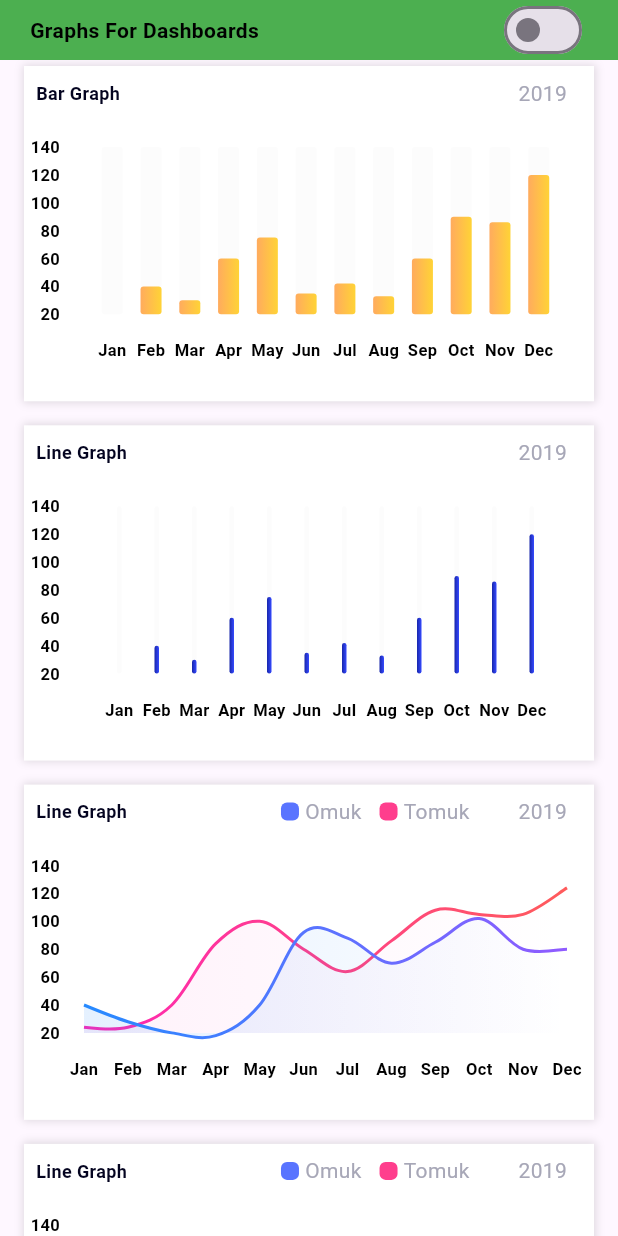
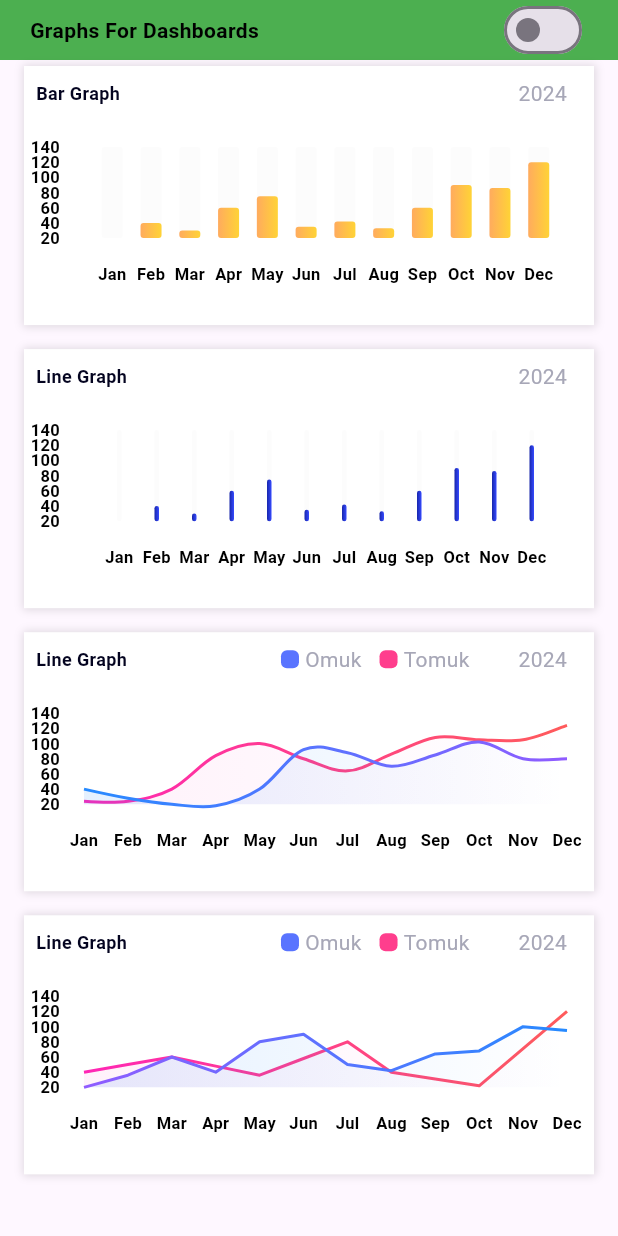
Before and after one commit to Anshu-Parmar/ui-challenge, a Flutter app: the screen it shows after launch, on a phone screen of 412 x 824 dp. Run offline on Flutter 3.47's test engine with Material 3 defaults, Android fonts, the phone set to English and light mode, and no system bars; drawn by our look-alikes of fl_chart; our stand-ins replace curved_navigation_bar, equatable, google_fonts; missing offline and left inert: encrypt.

Commit message:
seventh ui changes in data and year, eighth ui developed but logic not working

```diff
--- a/lib/main.dart
+++ b/lib/main.dart
@@ -1,6 +1,8 @@
+import 'package:flutter/gestures.dart';
 import 'package:flutter/material.dart';
 import 'package:provider/provider.dart';
 import 'package:uichallenge/seventh/common/theme/theme.dart';
+import 'package:flutter/foundation.dart' as foundation;
 // import 'package:uichallenge/first/first_ui.dart';
 // import 'package:uichallenge/second/second_ui.dart';
 // import 'package:uichallenge/third/third_ui.dart';
@@ -8,6 +10,7 @@
 // import 'package:uichallenge/fifth/fifth_ui.dart';
 // import 'package:uichallenge/sixth/sixth_ui.dart';
 import 'package:uichallenge/seventh/seventh_ui.dart';
+// import 'package:uichallenge/eighth/eighth_ui.dart';
 
 void main() {
   //REQUIRED FOR SEVENTH UI
@@ -55,7 +58,7 @@
   //   return MaterialApp(
   //     title: 'Flutter Demo',
   //     debugShowCheckedModeBanner: false,
-  //     scrollBehavior: kIsWeb ? const MaterialScrollBehavior().copyWith(
+  //     scrollBehavior: foundation.kIsWeb ? const MaterialScrollBehavior().copyWith(
   //       dragDevices: {
   //         PointerDeviceKind.mouse,
   //         PointerDeviceKind.touch,
@@ -74,6 +77,7 @@
   //     // home: const FourthUi(),
   //     // home: const FifthUi(),
   //     // home: const SixthUi(),
+  //     // home: const EighthUi(),
   //   );
   // }
 }
--- a/lib/second/widget/heading_section.dart
+++ b/lib/second/widget/heading_section.dart
@@ -18,7 +18,7 @@
               mainAxisAlignment: MainAxisAlignment.spaceBetween,
               children: [
                 Text(
-                  'Hi Nevil',
+                  'Hi Anshu',
                   style: TextStyle(
                     color: Color(0xFF7B7B7B),
                     fontSize: 18,
--- a/lib/seventh/common/widget/line_chart1.dart
+++ b/lib/seventh/common/widget/line_chart1.dart
@@ -96,31 +96,80 @@
                           reservedSize: 40,
                           showTitles: true,
                           getTitlesWidget: (double value, TitleMeta meta) {
+
                             switch (value.toInt()) {
                               case 0:
+                                if(double.parse(meta.formattedValue).round() == 0) {
                                   return ShowTextWidget(text: 'Jan', meta: meta, isDark: themeModel.isDark(), fontWeight: FontWeight.bold);
+                                } else {
+                                  return const SizedBox();
+                                }
                               case 1:
+                                if(double.parse(meta.formattedValue).round() == 1) {
                                   return ShowTextWidget(text: 'Feb', meta: meta, isDark: themeModel.isDark(), fontWeight: FontWeight.bold);
+                                } else {
+                                  return const SizedBox();
+                                }
                               case 2:
+                                if(double.parse(meta.formattedValue).round() == 2) {
                                   return ShowTextWidget(text: 'Mar', meta: meta, isDark: themeModel.isDark(), fontWeight: FontWeight.bold);
+                                } else {
+                                  return const SizedBox();
+                                }
                               case 3:
+                                if(double.parse(meta.formattedValue).round() == 3) {
                                   return ShowTextWidget(text: 'Apr', meta: meta, isDark: themeModel.isDark(), fontWeight: FontWeight.bold);
+                                } else {
+                                  return const SizedBox();
+                                }
                               case 4:
+                                if(double.parse(meta.formattedValue).round() == 4) {
                                   return ShowTextWidget(text: 'May', meta: meta, isDark: themeModel.isDark(), fontWeight: FontWeight.bold);
+                                } else {
+                                  return const SizedBox();
+                                }
                               case 5:
+                                if(double.parse(meta.formattedValue).round() == 5) {
                                   return ShowTextWidget(text: 'Jun', meta: meta, isDark: themeModel.isDark(), fontWeight: FontWeight.bold);
+                                } else {
+                                  return const SizedBox();
+                                }
                               case 6:
+                                if(double.parse(meta.formattedValue).round() == 6) {
                                   return ShowTextWidget(text: 'Jul', meta: meta, isDark: themeModel.isDark(), fontWeight: FontWeight.bold);
+                                } else {
+                                  return const SizedBox();
+                                }
                               case 7:
+                                if(double.parse(meta.formattedValue).round() == 7) {
                                   return ShowTextWidget(text: 'Aug', meta: meta, isDark: themeModel.isDark(), fontWeight: FontWeight.bold);
+                                } else {
+                                  return const SizedBox();
+                                }
                               case 8:
+                                if(double.parse(meta.formattedValue).round() == 8) {
                                   return ShowTextWidget(text: 'Sep', meta: meta, isDark: themeModel.isDark(), fontWeight: FontWeight.bold);
+                                } else {
+                                  return const SizedBox();
+                                }
                               case 9:
+                                if(double.parse(meta.formattedValue).round() == 9) {
                                   return ShowTextWidget(text: 'Oct', meta: meta, isDark: themeModel.isDark(), fontWeight: FontWeight.bold);
+                                } else {
+                                  return const SizedBox();
+                                }
                               case 10:
+                                if(double.parse(meta.formattedValue).round() == 10) {
                                   return ShowTextWidget(text: 'Nov', meta: meta, isDark: themeModel.isDark(), fontWeight: FontWeight.bold);
+                                } else {
+                                  return const SizedBox();
+                                }
                               case 11:
+                                if(double.parse(meta.formattedValue).round() == 11) {
                                   return ShowTextWidget(text: 'Dec', meta: meta, isDark: themeModel.isDark(), fontWeight: FontWeight.bold);
+                                } else {
+                                  return const SizedBox();
+                                }
                               default:
                                 throw StateError('Not supported');
                             }
--- a/lib/seventh/common/widget/line_chart2.dart
+++ b/lib/seventh/common/widget/line_chart2.dart
@@ -96,29 +96,77 @@
                           getTitlesWidget: (double value, TitleMeta meta) {
                             switch (value.toInt()) {
                               case 0:
+                                if(double.parse(meta.formattedValue).round() == 0) {
                                   return ShowTextWidget(text: 'Jan', meta: meta, isDark: themeModel.isDark(), fontWeight: FontWeight.bold);
+                                } else {
+                                  return const SizedBox();
+                                }
                               case 1:
+                                if(double.parse(meta.formattedValue).round() == 1) {
                                   return ShowTextWidget(text: 'Feb', meta: meta, isDark: themeModel.isDark(), fontWeight: FontWeight.bold);
+                                } else {
+                                  return const SizedBox();
+                                }
                               case 2:
+                                if(double.parse(meta.formattedValue).round() == 2) {
                                   return ShowTextWidget(text: 'Mar', meta: meta, isDark: themeModel.isDark(), fontWeight: FontWeight.bold);
+                                } else {
+                                  return const SizedBox();
+                                }
                               case 3:
+                                if(double.parse(meta.formattedValue).round() == 3) {
                                   return ShowTextWidget(text: 'Apr', meta: meta, isDark: themeModel.isDark(), fontWeight: FontWeight.bold);
+                                } else {
+                                  return const SizedBox();
+                                }
                               case 4:
+                                if(double.parse(meta.formattedValue).round() == 4) {
                                   return ShowTextWidget(text: 'May', meta: meta, isDark: themeModel.isDark(), fontWeight: FontWeight.bold);
+                                } else {
+                                  return const SizedBox();
+                                }
                               case 5:
+                                if(double.parse(meta.formattedValue).round() == 5) {
                                   return ShowTextWidget(text: 'Jun', meta: meta, isDark: themeModel.isDark(), fontWeight: FontWeight.bold);
+                                } else {
+                                  return const SizedBox();
+                                }
                               case 6:
+                                if(double.parse(meta.formattedValue).round() == 6) {
                                   return ShowTextWidget(text: 'Jul', meta: meta, isDark: themeModel.isDark(), fontWeight: FontWeight.bold);
+                                } else {
+                                  return const SizedBox();
+                                }
                               case 7:
+                                if(double.parse(meta.formattedValue).round() == 7) {
                                   return ShowTextWidget(text: 'Aug', meta: meta, isDark: themeModel.isDark(), fontWeight: FontWeight.bold);
+                                } else {
+                                  return const SizedBox();
+                                }
                               case 8:
+                                if(double.parse(meta.formattedValue).round() == 8) {
                                   return ShowTextWidget(text: 'Sep', meta: meta, isDark: themeModel.isDark(), fontWeight: FontWeight.bold);
+                                } else {
+                                  return const SizedBox();
+                                }
                               case 9:
+                                if(double.parse(meta.formattedValue).round() == 9) {
                                   return ShowTextWidget(text: 'Oct', meta: meta, isDark: themeModel.isDark(), fontWeight: FontWeight.bold);
+                                } else {
+                                  return const SizedBox();
+                                }
                               case 10:
+                                if(double.parse(meta.formattedValue).round() == 10) {
                                   return ShowTextWidget(text: 'Nov', meta: meta, isDark: themeModel.isDark(), fontWeight: FontWeight.bold);
+                                } else {
+                                  return const SizedBox();
+                                }
                               case 11:
+                                if(double.parse(meta.formattedValue).round() == 11) {
                                   return ShowTextWidget(text: 'Dec', meta: meta, isDark: themeModel.isDark(), fontWeight: FontWeight.bold);
+                                } else {
+                                  return const SizedBox();
+                                }
                               default:
                                 throw StateError('Not supported');
                             }
--- a/lib/seventh/seventh_ui.dart
+++ b/lib/seventh/seventh_ui.dart
@@ -46,7 +46,7 @@
                     Expanded(
                       child: GridView.count(
                         crossAxisCount: constraints.maxWidth < 800 ? 1 : 2,
-                        childAspectRatio: 1.7,
+                        childAspectRatio: 2.2,
                         padding: const EdgeInsets.only(left: 16, right: 16, bottom: 16, top: 4),
                         crossAxisSpacing: 16,
                         mainAxisSpacing: 16,
--- a/lib/seventh/utils/utils.dart
+++ /dev/null
@@ -1,6 +0,0 @@
-import 'package:url_launcher/url_launcher.dart';
-
-class Utils {
-  static void launchURL(String url) async =>
-      await canLaunchUrl(Uri.parse(url)) ? await launchUrl(Uri.parse(url)) : throw 'Could not launch $url';
-}
--- a/lib/seventh/widgets/top_section_widget.dart
+++ b/lib/seventh/widgets/top_section_widget.dart
@@ -35,7 +35,7 @@
                 ),
               ),
               Expanded(flex: 1, child: Container()),
-              const Text('2019', style: TextStyle(color: Color(0xFFA7A7B7))),
+              const Text('2024', style: TextStyle(color: Color(0xFFA7A7B7))),
             ],
           ),
         );
--- a/pubspec.yaml
+++ b/pubspec.yaml
@@ -18,9 +18,13 @@
   google_fonts: ^6.2.1
   #Second, Third UI
   curved_navigation_bar: ^1.0.6
-  url_launcher: ^6.3.1
+  #Seventh UI
   provider: ^6.1.2
   fl_chart: ^0.69.2
+  #Eighth UI
+  encrypt: ^5.0.3
+  http: ^1.2.2
+  path_provider: ^2.1.5
 
 dev_dependencies:
   flutter_test:
```
Also changed, not shown: lib/eighth/eighth_ui.dart (added, +93 -0 lines), lib/eighth/helper/encrypted_file_image.dart (added, +72 -0 lines), lib/eighth/helper/encryption_helper.dart (added, +15 -0 lines), lib/eighth/helper/file_helper.dart (added, +31 -0 lines), pubspec.lock. Lines whose indentation alone changed are shown as unchanged.
